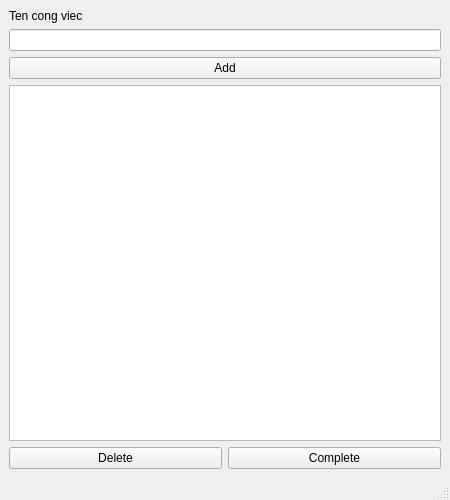
Old version of the form src/mainwindow.ui in the repository DangKhoa257/cpp-todo-app-gui.
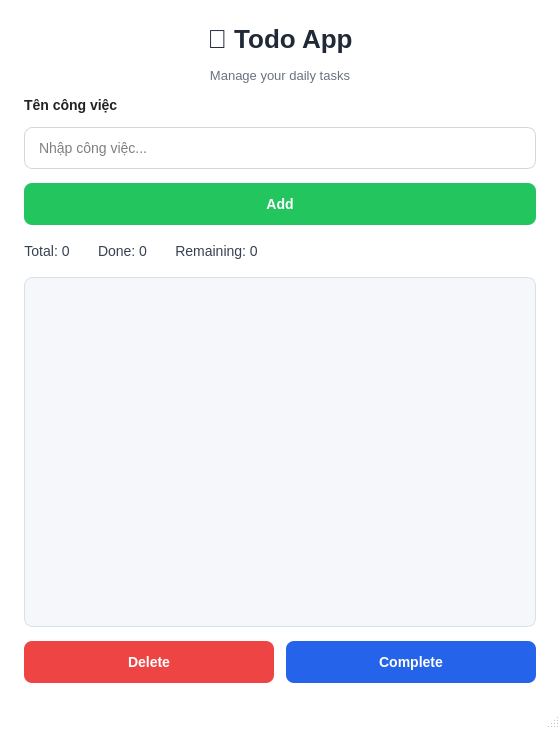
New version of the form.

Commit message: feat(ui): ban final

What changed in the file:
```diff
--- a/src/mainwindow.ui
+++ b/src/mainwindow.ui
@@ -6,28 +6,175 @@
    <rect>
     <x>0</x>
     <y>0</y>
-    <width>450</width>
-    <height>500</height>
+    <width>560</width>
+    <height>620</height>
    </rect>
   </property>
   <property name="windowTitle">
-   <string>Todo App - Version 3</string>
+   <string>Todo App - Final</string>
+  </property>
+  <property name="font">
+   <font>
+    <family>Segoe UI</family>
+    <pointsize>10</pointsize>
+   </font>
+  </property>
+  <property name="styleSheet">
+   <string notr="true">QMainWindow {
+    background-color: #ffffff;
+    font-family: "Segoe UI";
+}
+
+#titleLabel {
+    color: #1f2937;
+    font-size: 26px;
+    font-weight: bold;
+}
+
+#subtitleLabel {
+    color: #6b7280;
+    font-size: 13px;
+}
+
+#nameLabel {
+    color: #222222;
+    font-size: 14px;
+    font-weight: bold;
+}
+
+#totalLabel, #doneLabel, #remainingLabel {
+    color: #374151;
+    font-size: 14px;
+    padding: 4px 0;
+}
+
+QLineEdit {
+    background-color: #ffffff;
+    border: 1px solid #cfd8dc;
+    border-radius: 8px;
+    padding: 9px 12px;
+    font-size: 14px;
+}
+
+QLineEdit:focus {
+    border: 1px solid #22c55e;
+}
+
+QListWidget {
+    background-color: #f5f7fa;
+    border: 1px solid #d9e1e8;
+    border-radius: 8px;
+    padding: 6px;
+    font-size: 14px;
+}
+
+QListWidget::item {
+    padding: 8px;
+}
+
+QListWidget::item:selected {
+    background-color: #d8eaff;
+    color: #0d47a1;
+}
+
+QPushButton {
+    color: white;
+    border: none;
+    border-radius: 8px;
+    padding: 10px 16px;
+    font-size: 14px;
+    font-weight: bold;
+}
+
+#btnAdd {
+    background-color: #22c55e;
+}
+
+#btnAdd:hover {
+    background-color: #16a34a;
+}
+
+#btnComplete {
+    background-color: #2563eb;
+}
+
+#btnComplete:hover {
+    background-color: #1d4ed8;
+}
+
+#btnDelete {
+    background-color: #ef4444;
+}
+
+#btnDelete:hover {
+    background-color: #dc2626;
+}</string>
   </property>
   <widget class="QWidget" name="centralwidget">
    <layout class="QVBoxLayout" name="mainLayout">
-
+    <property name="leftMargin">
+     <number>24</number>
+    </property>
+    <property name="topMargin">
+     <number>24</number>
+    </property>
+    <property name="rightMargin">
+     <number>24</number>
+    </property>
+    <property name="bottomMargin">
+     <number>24</number>
+    </property>
+    <property name="spacing">
+     <number>14</number>
+    </property>
+    <item>
+     <widget class="QLabel" name="titleLabel">
+      <property name="alignment">
+       <set>Qt::AlignCenter</set>
+      </property>
+      <property name="text">
+       <string>&#x1F4DD; Todo App</string>
+      </property>
+     </widget>
+    </item>
+    <item>
+     <widget class="QLabel" name="subtitleLabel">
+      <property name="alignment">
+       <set>Qt::AlignCenter</set>
+      </property>
+      <property name="text">
+       <string>Manage your daily tasks</string>
+      </property>
+     </widget>
+    </item>
     <item>
      <widget class="QLabel" name="nameLabel">
       <property name="text">
-       <string>Ten cong viec</string>
+       <string>T&#234;n c&#244;ng vi&#7879;c</string>
       </property>
      </widget>
     </item>
     <item>
-     <widget class="QLineEdit" name="taskNameEdit"/>
+     <widget class="QLineEdit" name="taskNameEdit">
+      <property name="minimumSize">
+       <size>
+        <width>0</width>
+        <height>42</height>
+       </size>
+      </property>
+      <property name="placeholderText">
+       <string>Nh&#7853;p c&#244;ng vi&#7879;c...</string>
+      </property>
+     </widget>
     </item>
     <item>
      <widget class="QPushButton" name="btnAdd">
+      <property name="minimumSize">
+       <size>
+        <width>0</width>
+        <height>42</height>
+       </size>
+      </property>
       <property name="text">
        <string>Add</string>
       </property>
@@ -35,13 +182,78 @@
     </item>
 
     <item>
-     <widget class="QListWidget" name="taskList"/>
+     <layout class="QHBoxLayout" name="statsLayout">
+      <property name="spacing">
+       <number>28</number>
+      </property>
+      <item>
+       <widget class="QLabel" name="totalLabel">
+        <property name="alignment">
+         <set>Qt::AlignCenter</set>
+        </property>
+        <property name="text">
+         <string>Total: 0</string>
+        </property>
+       </widget>
+      </item>
+      <item>
+       <widget class="QLabel" name="doneLabel">
+        <property name="alignment">
+         <set>Qt::AlignCenter</set>
+        </property>
+        <property name="text">
+         <string>Done: 0</string>
+        </property>
+       </widget>
+      </item>
+      <item>
+       <widget class="QLabel" name="remainingLabel">
+        <property name="alignment">
+         <set>Qt::AlignCenter</set>
+        </property>
+        <property name="text">
+         <string>Remaining: 0</string>
+        </property>
+       </widget>
+      </item>
+      <item>
+       <spacer name="statsSpacer">
+        <property name="orientation">
+         <enum>Qt::Horizontal</enum>
+        </property>
+        <property name="sizeHint" stdset="0">
+         <size>
+          <width>40</width>
+          <height>20</height>
+         </size>
+        </property>
+       </spacer>
+      </item>
+     </layout>
     </item>
-
+    <item>
+     <widget class="QListWidget" name="taskList">
+      <property name="minimumSize">
+       <size>
+        <width>0</width>
+        <height>350</height>
+       </size>
+      </property>
+     </widget>
+    </item>
     <item>
      <layout class="QHBoxLayout" name="actionLayout">
+      <property name="spacing">
+       <number>12</number>
+      </property>
       <item>
        <widget class="QPushButton" name="btnDelete">
+        <property name="minimumSize">
+         <size>
+          <width>0</width>
+          <height>42</height>
+         </size>
+        </property>
         <property name="text">
          <string>Delete</string>
         </property>
@@ -49,6 +261,12 @@
       </item>
       <item>
        <widget class="QPushButton" name="btnComplete">
+        <property name="minimumSize">
+         <size>
+          <width>0</width>
+          <height>42</height>
+         </size>
+        </property>
         <property name="text">
          <string>Complete</string>
         </property>
```
Left out of the diff: 4 changed lines with no effect on the pictures. The commit also changes 3 other files.
